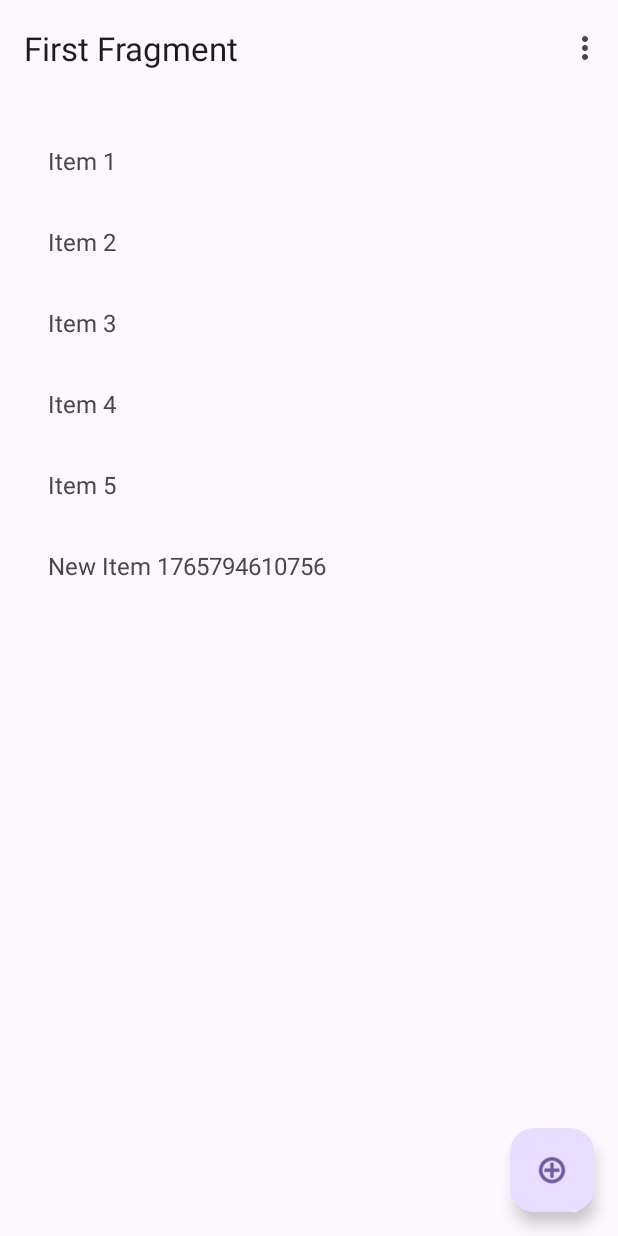
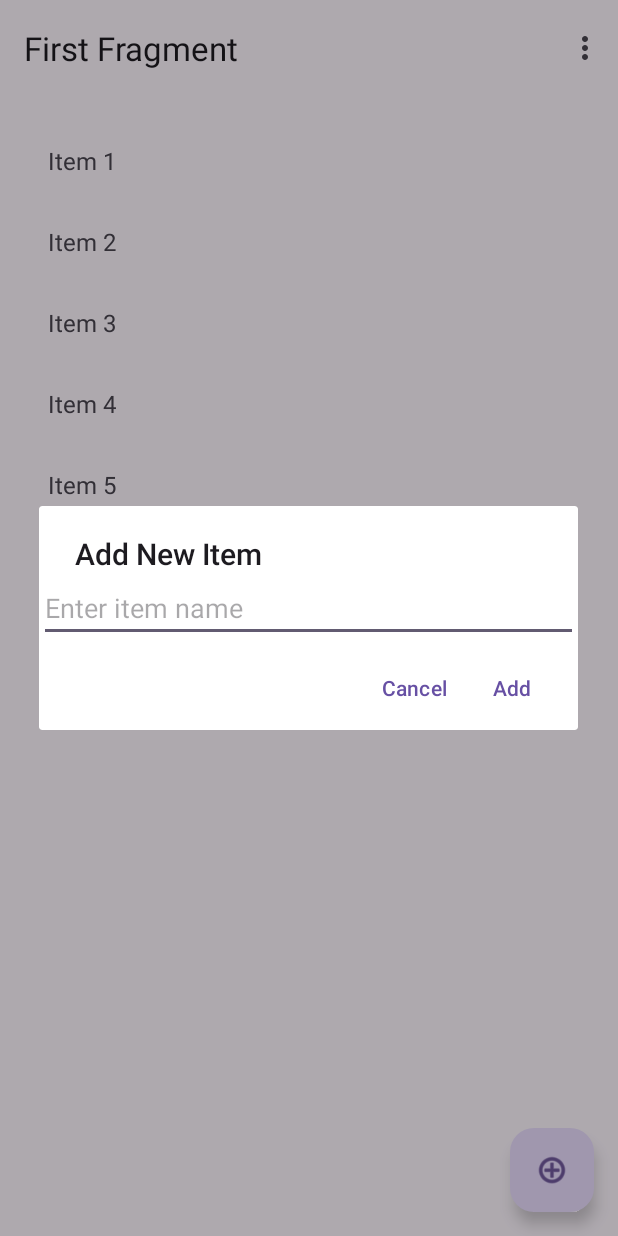
Before and after one commit to tfels/eiskalt, an Android app: the screen it shows after launch (MainActivity), after a tap on an icon or button, on a phone screen of 412 x 824 dp. Run offline under Robolectric (Android 15) with nearby library versions, the phone set to English and light mode, and no system bars; our stand-ins replace navigation-ui.

Commit message:
item: set name on newly created entry

```diff
--- a/app/src/main/java/de/felsernet/android/eiskalt/MainActivity.kt
+++ b/app/src/main/java/de/felsernet/android/eiskalt/MainActivity.kt
@@ -1,7 +1,8 @@
 package de.felsernet.android.eiskalt
 
 import android.os.Bundle
-import com.google.android.material.snackbar.Snackbar
+import android.widget.EditText
+import androidx.appcompat.app.AlertDialog
 import androidx.appcompat.app.AppCompatActivity
 import androidx.navigation.findNavController
 import androidx.navigation.ui.AppBarConfiguration
@@ -9,6 +10,7 @@ import androidx.navigation.ui.navigateUp
 import androidx.navigation.ui.setupActionBarWithNavController
 import android.view.Menu
 import android.view.MenuItem
+import com.google.android.material.snackbar.Snackbar
 import de.felsernet.android.eiskalt.databinding.ActivityMainBinding
 
 class MainActivity : AppCompatActivity() {
@@ -32,7 +34,19 @@ class MainActivity : AppCompatActivity() {
             val navHostFragment = supportFragmentManager.findFragmentById(R.id.nav_host_fragment_content_main)
             val currentFragment = navHostFragment?.childFragmentManager?.fragments?.firstOrNull()
             if (currentFragment is FirstFragment) {
-                currentFragment.addItem("New Item ${System.currentTimeMillis()}")
+                val editText = EditText(this)
+                editText.hint = "Enter item name"
+                AlertDialog.Builder(this)
+                    .setTitle("Add New Item")
+                    .setView(editText)
+                    .setPositiveButton("Add") { _, _ ->
+                        val itemName = editText.text.toString().trim()
+                        if (itemName.isNotEmpty()) {
+                            currentFragment.addItem(itemName)
+                        }
+                    }
+                    .setNegativeButton("Cancel", null)
+                    .show()
             } else {
                 Snackbar.make(view, "Not on first fragment", Snackbar.LENGTH_LONG)
                     .setAction("Action", null)
```
